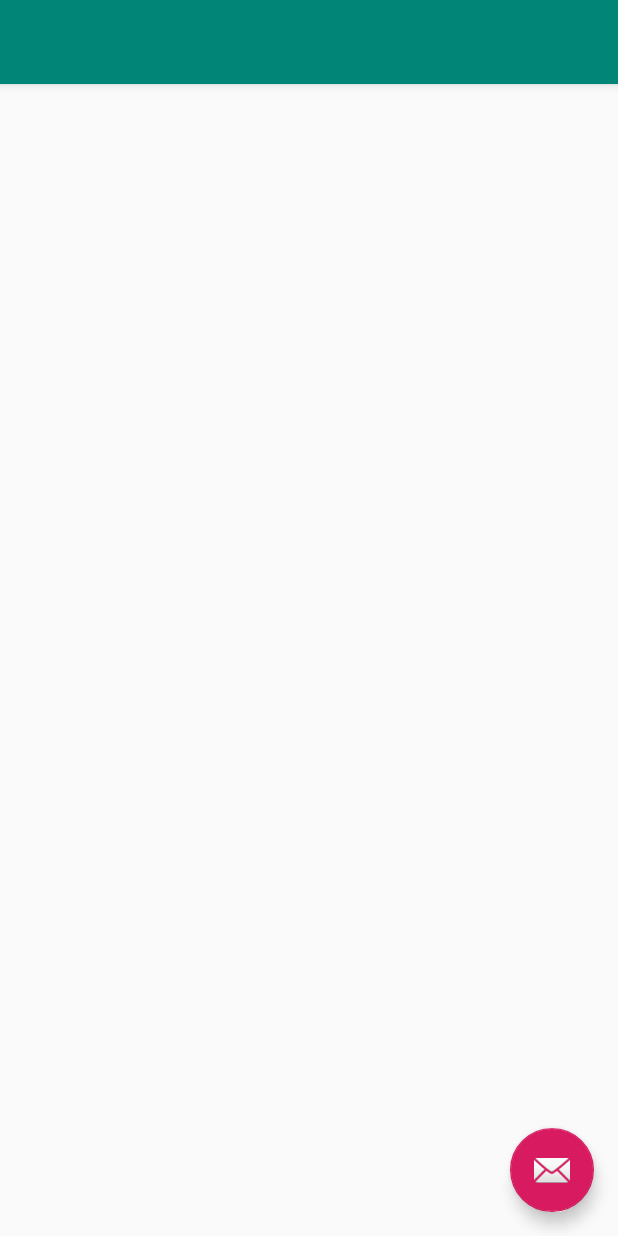
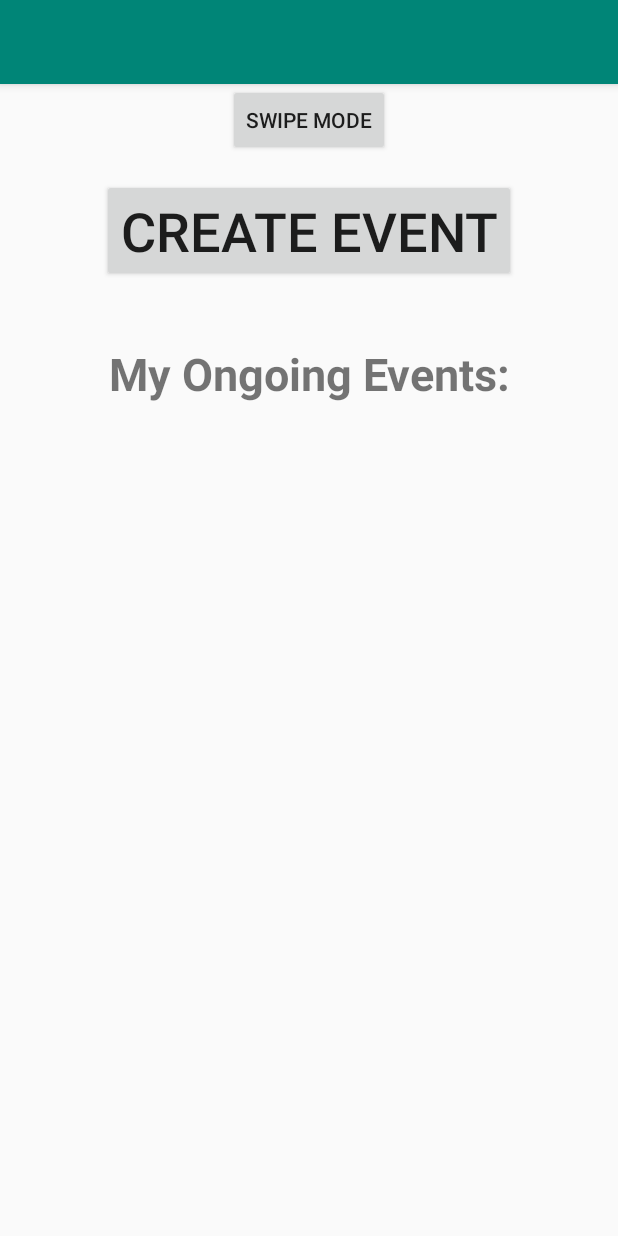
Before and after one commit to danielmostow/ChadMeetsStacey, an Android app: the layout activity_find_adate_mode.xml on its own in the app's theme, with its tools: preview values and no code run, on a phone screen of 412 x 824 dp. Run offline under Robolectric (Android 15) with nearby library versions, the phone set to English and light mode, and no system bars.

```diff
--- a/app/src/main/AndroidManifest.xml
+++ b/app/src/main/AndroidManifest.xml
@@ -24,7 +24,7 @@
             </intent-filter>
         </activity>
         <activity
-            android:name=".FindADateMode"
+            android:name=".FindADateModeActivity"
             android:label="@string/title_activity_find_adate_mode"
             android:theme="@style/AppTheme.NoActionBar"></activity>
     </application>
--- a/app/src/main/res/layout/activity_find_adate_mode.xml
+++ b/app/src/main/res/layout/activity_find_adate_mode.xml
@@ -4,7 +4,7 @@
     xmlns:tools="http://schemas.android.com/tools"
     android:layout_width="match_parent"
     android:layout_height="match_parent"
-    tools:context=".FindADateMode">
+    tools:context=".FindADateModeActivity">
 
     <android.support.design.widget.AppBarLayout
         android:layout_width="match_parent"
@@ -22,12 +22,4 @@
 
     <include layout="@layout/content_find_adate_mode" />
 
-    <android.support.design.widget.FloatingActionButton
-        android:id="@+id/fab"
-        android:layout_width="wrap_content"
-        android:layout_height="wrap_content"
-        android:layout_gravity="bottom|end"
-        android:layout_margin="@dimen/fab_margin"
-        app:srcCompat="@android:drawable/ic_dialog_email" />
-
 </android.support.design.widget.CoordinatorLayout>
--- a/app/src/main/res/layout/fragment_find_adate_mode.xml
+++ b/app/src/main/res/layout/fragment_find_adate_mode.xml
@@ -1,8 +1,32 @@
 <?xml version="1.0" encoding="utf-8"?>
 <LinearLayout xmlns:android="http://schemas.android.com/apk/res/android"
-    android:orientation="vertical"
     android:layout_width="match_parent"
     android:layout_height="match_parent"
-    android:gravity="center_horizontal">
+    android:gravity="center_horizontal"
+    android:orientation="vertical">
+
+    <Button
+        android:id="@+id/swipe_mode"
+        android:layout_width="wrap_content"
+        android:layout_height="wrap_content"
+        android:text="@string/swipe_mode" />
+
+    <Button
+        android:id="@+id/create_event"
+        android:layout_width="wrap_content"
+        android:layout_height="wrap_content"
+        android:layout_margin="15dp"
+        android:text="@string/create_event"
+        android:textSize="36sp" />
+
+    <TextView
+        android:id="@+id/my_ongoing_events"
+        android:layout_width="match_parent"
+        android:layout_height="wrap_content"
+        android:layout_margin="25dp"
+        android:text="@string/my_ongoing_events"
+        android:textAlignment="center"
+        android:textSize="30sp"
+        android:textStyle="bold" />
 
 </LinearLayout>
--- a/app/src/main/res/menu/menu_find_adate_mode.xml
+++ b/app/src/main/res/menu/menu_find_adate_mode.xml
@@ -1,7 +1,7 @@
 <menu xmlns:android="http://schemas.android.com/apk/res/android"
     xmlns:app="http://schemas.android.com/apk/res-auto"
     xmlns:tools="http://schemas.android.com/tools"
-    tools:context="com.example.chadmeetsstacey.FindADateMode">
+    tools:context="com.example.chadmeetsstacey.FindADateModeActivity">
     <item
         android:id="@+id/action_settings"
         android:orderInCategory="100"
--- a/app/src/main/res/values/strings.xml
+++ b/app/src/main/res/values/strings.xml
@@ -16,6 +16,12 @@
     <string name="permission_rationale">"Contacts permissions are needed for providing email
         completions."
     </string>
+    <!-- Strings related to find a date mode -->
     <string name="title_activity_find_adate_mode">FindADateMode</string>
+    <string name="swipe_mode">Swipe Mode</string>
+    <string name="create_event">Create Event</string>
+    <string name="my_ongoing_events">My Ongoing Events:</string>
+
+
     <string name="action_settings">Settings</string>
 </resources>
```
Also changed, not shown: app/src/main/java/com/example/chadmeetsstacey/FindADateMode.java (deleted, +0 -29 lines), app/src/main/java/com/example/chadmeetsstacey/FindADateModeActivity.java (added, +19 -0 lines), app/src/main/java/com/example/chadmeetsstacey/LoginActivity.java (+8 -1 lines), app/src/main/res/layout/activity_login.xml (+4 -3 lines).
